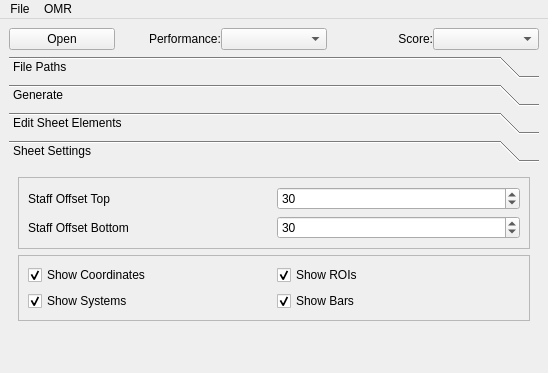
First picture: the form in sheet_manager/gui/main.ui, repository CPJKU/msmd, before the edit; both pictures show x 0 to 548 and y 0 to 373 of the 548 by 560 pixel window.
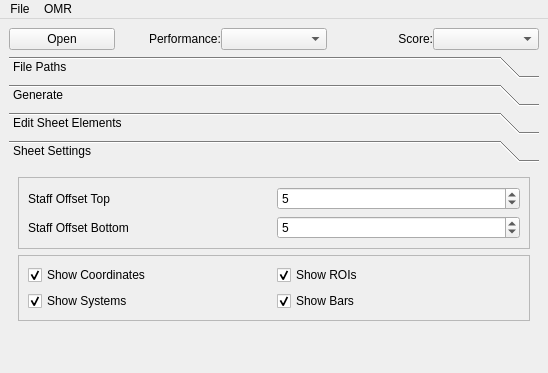
Second picture: the form after the edit. The open tabs and pages were chosen to show the change.

Commit message: Extracting systems from Ly + note coords + pitch codes now works; we can get systems without OMR.

```diff
--- a/sheet_manager/gui/main.ui
+++ b/sheet_manager/gui/main.ui
@@ -672,7 +672,7 @@
               <number>1000</number>
              </property>
              <property name="value">
-              <number>30</number>
+              <number>5</number>
              </property>
             </widget>
            </item>
@@ -682,7 +682,7 @@
               <number>1000</number>
              </property>
              <property name="value">
-              <number>30</number>
+              <number>5</number>
              </property>
             </widget>
            </item>
```
The commit also changes 2 other files.
